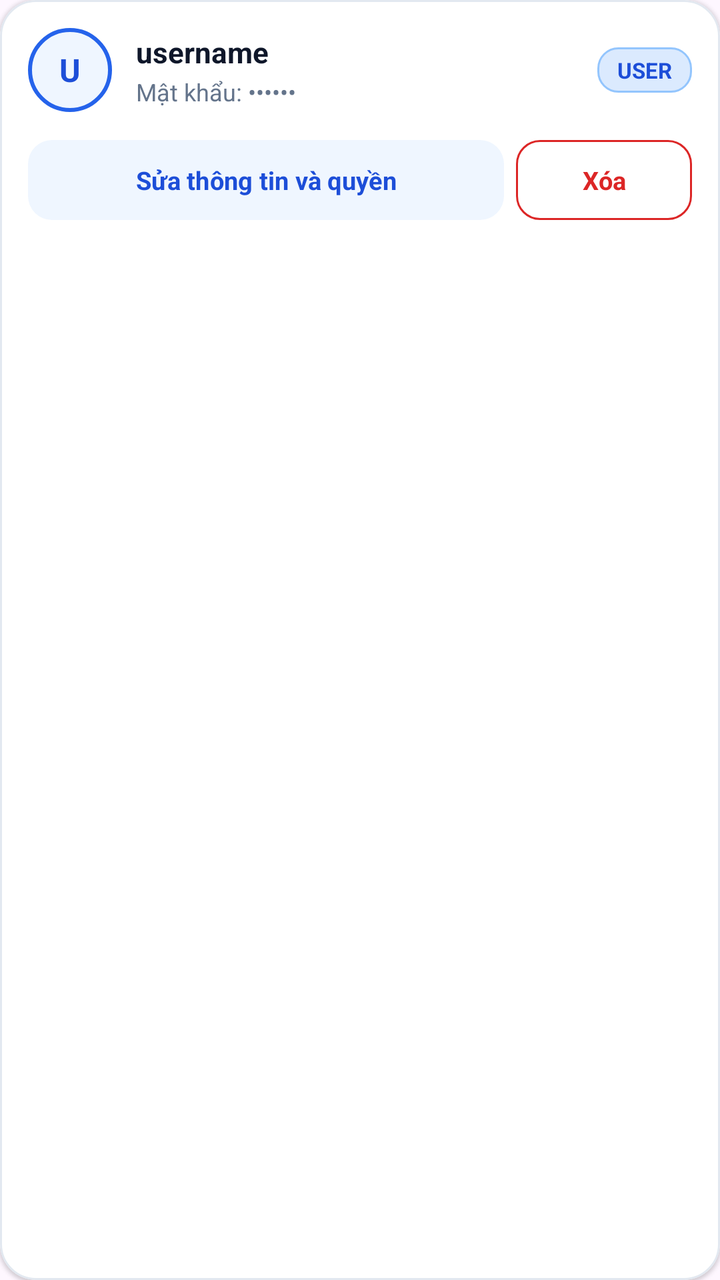
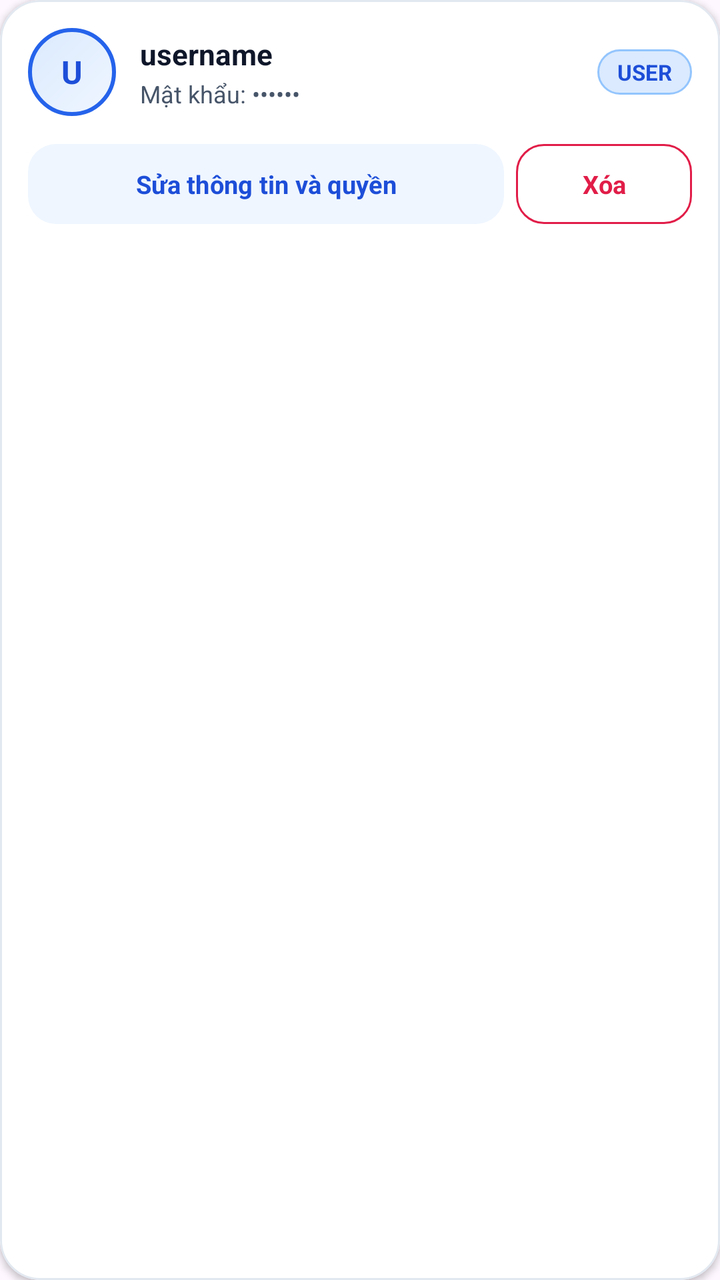

An Android layout rendered at two revisions. The XML below is the earlier revision; the diff shows what the commit changed to produce the second picture.
<!-- AndroidManifest.xml: application theme Theme.MyApplication -->
<!-- res/layout/item_admin_user.xml -->
<?xml version="1.0" encoding="utf-8"?>
<com.google.android.material.card.MaterialCardView xmlns:android="http://schemas.android.com/apk/res/android"
    xmlns:app="http://schemas.android.com/apk/res-auto"
    xmlns:tools="http://schemas.android.com/tools"
    android:layout_width="match_parent"
    android:layout_height="wrap_content"
    android:layout_marginBottom="10dp"
    app:cardBackgroundColor="@color/surface"
    app:cardCornerRadius="18dp"
    app:cardElevation="1dp"
    app:strokeColor="@color/border"
    app:strokeWidth="1dp"
    tools:ignore="HardcodedText,TouchTargetSizeCheck">

    <LinearLayout
        android:layout_width="match_parent"
        android:layout_height="wrap_content"
        android:orientation="vertical"
        android:padding="14dp">

        <LinearLayout
            android:layout_width="match_parent"
            android:layout_height="wrap_content"
            android:gravity="center_vertical"
            android:orientation="horizontal">

            <FrameLayout
                android:layout_width="42dp"
                android:layout_height="42dp"
                android:background="@drawable/bg_avatar_circle">

                <TextView
                    android:id="@+id/tvAdminUserAvatar"
                    android:layout_width="match_parent"
                    android:layout_height="match_parent"
                    android:gravity="center"
                    android:text="U"
                    android:textColor="@color/primary_dark"
                    android:textSize="16sp"
                    android:textStyle="bold" />
            </FrameLayout>

            <LinearLayout
                android:layout_width="0dp"
                android:layout_height="wrap_content"
                android:layout_marginStart="12dp"
                android:layout_weight="1"
                android:orientation="vertical">

                <TextView
                    android:id="@+id/tvAdminUserName"
                    android:layout_width="match_parent"
                    android:layout_height="wrap_content"
                    android:ellipsize="end"
                    android:maxLines="1"
                    android:text="username"
                    android:textColor="@color/ink"
                    android:textSize="14.5sp"
                    android:textStyle="bold" />

                <TextView
                    android:id="@+id/tvAdminUserPass"
                    android:layout_width="match_parent"
                    android:layout_height="wrap_content"
                    android:layout_marginTop="2dp"
                    android:text="Mật khẩu: ••••••"
                    android:textColor="@color/text_secondary"
                    android:textSize="12sp" />
            </LinearLayout>

            <TextView
                android:id="@+id/tvAdminUserRole"
                android:layout_width="wrap_content"
                android:layout_height="wrap_content"
                android:background="@drawable/bg_badge_primary"
                android:paddingStart="10dp"
                android:paddingTop="4dp"
                android:paddingEnd="10dp"
                android:paddingBottom="4dp"
                android:text="USER"
                android:textColor="@color/primary_dark"
                android:textSize="11sp"
                android:textStyle="bold" />
        </LinearLayout>

        <LinearLayout
            android:layout_width="match_parent"
            android:layout_height="wrap_content"
            android:layout_marginTop="10dp"
            android:orientation="horizontal">

            <com.google.android.material.button.MaterialButton
                android:id="@+id/btnEditUser"
                style="@style/Widget.Material3.Button.TonalButton"
                android:layout_width="0dp"
                android:layout_height="48dp"
                android:layout_marginEnd="6dp"
                android:layout_weight="1"
                android:minHeight="48dp"
                android:text="Sửa thông tin và quyền"
                android:textAllCaps="false"
                android:textColor="@color/primary_dark"
                android:textSize="12.5sp"
                android:textStyle="bold"
                app:backgroundTint="@color/primary_soft"
                app:cornerRadius="12dp" />

            <com.google.android.material.button.MaterialButton
                android:id="@+id/btnDeleteUser"
                style="@style/Widget.Material3.Button.OutlinedButton"
                android:layout_width="wrap_content"
                android:layout_height="48dp"
                android:minHeight="48dp"
                android:paddingStart="16dp"
                android:paddingEnd="16dp"
                android:text="Xóa"
                android:textAllCaps="false"
                android:textColor="@color/danger"
                android:textSize="12.5sp"
                android:textStyle="bold"
                app:backgroundTint="@color/surface"
                app:cornerRadius="12dp"
                app:strokeColor="@color/danger"
                app:strokeWidth="1dp" />
        </LinearLayout>

    </LinearLayout>
</com.google.android.material.card.MaterialCardView>
<!-- resources referenced by this layout -->
<resources>
  <color name="border">#E2E8F0</color>
  <color name="danger">#DC2626</color>
  <color name="ink">#0F172A</color>
  <color name="primary_dark">#1D4ED8</color>
  <color name="primary_soft">#EFF6FF</color>
  <color name="surface">#FFFFFFFF</color>
  <color name="text_secondary">#64748B</color>
  <!-- drawable bg_avatar_circle (drawable) -->
  <?xml version="1.0" encoding="utf-8"?>
  <shape xmlns:android="http://schemas.android.com/apk/res/android" android:shape="oval">
      <solid android:color="@color/primary_soft" />
      <stroke android:width="2dp" android:color="@color/primary" />
  </shape>
  <!-- drawable bg_badge_primary (drawable) -->
  <?xml version="1.0" encoding="utf-8"?>
  <shape xmlns:android="http://schemas.android.com/apk/res/android" android:shape="rectangle">
      <solid android:color="#DBEAFE" />
      <stroke
          android:width="1dp"
          android:color="#93C5FD" />
      <corners android:radius="10dp" />
  </shape>
  <style name="Theme.MyApplication" parent="Base.Theme.MyApplication" />
  <color name="primary">#2563EB</color>
  <style name="Base.Theme.MyApplication" parent="Theme.Material3.Light.NoActionBar">
          <item name="colorPrimary">@color/primary</item>
          <item name="colorOnPrimary">@color/white</item>
          <item name="colorPrimaryContainer">@color/primary_soft</item>
          <item name="colorOnPrimaryContainer">@color/primary_dark</item>
          <item name="colorSecondaryContainer">@color/primary_soft</item>
          <item name="colorOnSecondaryContainer">@color/primary_dark</item>
          <item name="colorSurface">@color/surface</item>
          <item name="colorOnSurface">@color/ink</item>
          <item name="colorSurfaceVariant">@color/surface_subtle</item>
          <item name="colorOnSurfaceVariant">@color/text_secondary</item>
          <item name="colorOutline">@color/border_strong</item>
          <item name="elevationOverlayEnabled">false</item>
          <item name="android:fontFamily">sans-serif</item>
          <item name="android:windowLightStatusBar">true</item>
          <item name="android:statusBarColor">@color/screen_background</item>
          <item name="android:navigationBarColor">@color/screen_background</item>
          <item name="android:windowLightNavigationBar" tools:targetApi="27">true</item>
          <item name="android:windowActionModeOverlay">true</item>
      </style>
  <color name="white">#FFFFFFFF</color>
  <color name="surface_subtle">#F1F5F9</color>
  <color name="border_strong">#CBD5E1</color>
  <color name="screen_background">#F4F5F9</color>
</resources>

<!-- the commit's change to res/layout/item_admin_user.xml (unified diff, before → after) -->
@@ -6,8 +6,8 @@
     android:layout_height="wrap_content"
     android:layout_marginBottom="10dp"
     app:cardBackgroundColor="@color/surface"
-    app:cardCornerRadius="18dp"
-    app:cardElevation="1dp"
+    app:cardCornerRadius="20dp"
+    app:cardElevation="2dp"
     app:strokeColor="@color/border"
     app:strokeWidth="1dp"
     tools:ignore="HardcodedText,TouchTargetSizeCheck">
@@ -25,8 +25,8 @@
             android:orientation="horizontal">
 
             <FrameLayout
-                android:layout_width="42dp"
-                android:layout_height="42dp"
+                android:layout_width="44dp"
+                android:layout_height="44dp"
                 android:background="@drawable/bg_avatar_circle">
 
                 <TextView
@@ -103,7 +103,7 @@
                 android:textSize="12.5sp"
                 android:textStyle="bold"
                 app:backgroundTint="@color/primary_soft"
-                app:cornerRadius="12dp" />
+                app:cornerRadius="14dp" />
 
             <com.google.android.material.button.MaterialButton
                 android:id="@+id/btnDeleteUser"
@@ -119,7 +119,7 @@
                 android:textSize="12.5sp"
                 android:textStyle="bold"
                 app:backgroundTint="@color/surface"
-                app:cornerRadius="12dp"
+                app:cornerRadius="14dp"
                 app:strokeColor="@color/danger"
                 app:strokeWidth="1dp" />
         </LinearLayout>
<!-- resource entries referenced after the edit -->
@@ -1,17 +1,23 @@
 <!-- resources referenced by this layout -->
 <resources>
   <color name="border">#E2E8F0</color>
-  <color name="danger">#DC2626</color>
+  <color name="danger">#E11D48</color>
   <color name="ink">#0F172A</color>
   <color name="primary_dark">#1D4ED8</color>
   <color name="primary_soft">#EFF6FF</color>
   <color name="surface">#FFFFFFFF</color>
-  <color name="text_secondary">#64748B</color>
+  <color name="text_secondary">#475569</color>
   <!-- drawable bg_avatar_circle (drawable) -->
   <?xml version="1.0" encoding="utf-8"?>
   <shape xmlns:android="http://schemas.android.com/apk/res/android" android:shape="oval">
-      <solid android:color="@color/primary_soft" />
-      <stroke android:width="2dp" android:color="@color/primary" />
+      <gradient
+          android:angle="135"
+          android:endColor="#DBEAFE"
+          android:startColor="#EFF6FF"
+          android:type="linear" />
+      <stroke
+          android:width="2dp"
+          android:color="@color/primary" />
   </shape>
   <!-- drawable bg_badge_primary (drawable) -->
   <?xml version="1.0" encoding="utf-8"?>
@@ -20,7 +26,7 @@
       <stroke
           android:width="1dp"
           android:color="#93C5FD" />
-      <corners android:radius="10dp" />
+      <corners android:radius="100dp" />
   </shape>
   <style name="Theme.MyApplication" parent="Base.Theme.MyApplication" />
   <color name="primary">#2563EB</color>
@@ -29,7 +35,9 @@
           <item name="colorOnPrimary">@color/white</item>
           <item name="colorPrimaryContainer">@color/primary_soft</item>
           <item name="colorOnPrimaryContainer">@color/primary_dark</item>
-          <item name="colorSecondaryContainer">@color/primary_soft</item>
+          <item name="colorSecondary">@color/accent_indigo</item>
+          <item name="colorOnSecondary">@color/white</item>
+          <item name="colorSecondaryContainer">@color/accent_indigo_soft</item>
           <item name="colorOnSecondaryContainer">@color/primary_dark</item>
           <item name="colorSurface">@color/surface</item>
           <item name="colorOnSurface">@color/ink</item>
@@ -45,8 +53,10 @@
           <item name="android:windowActionModeOverlay">true</item>
       </style>
   <color name="white">#FFFFFFFF</color>
-  <color name="surface_subtle">#F1F5F9</color>
+  <color name="accent_indigo">#4F46E5</color>
+  <color name="accent_indigo_soft">#EEF2FF</color>
+  <color name="surface_subtle">#EEF2FA</color>
   <color name="border_strong">#CBD5E1</color>
-  <color name="screen_background">#F4F5F9</color>
+  <color name="screen_background">#F2F5FC</color>
 </resources>
 
